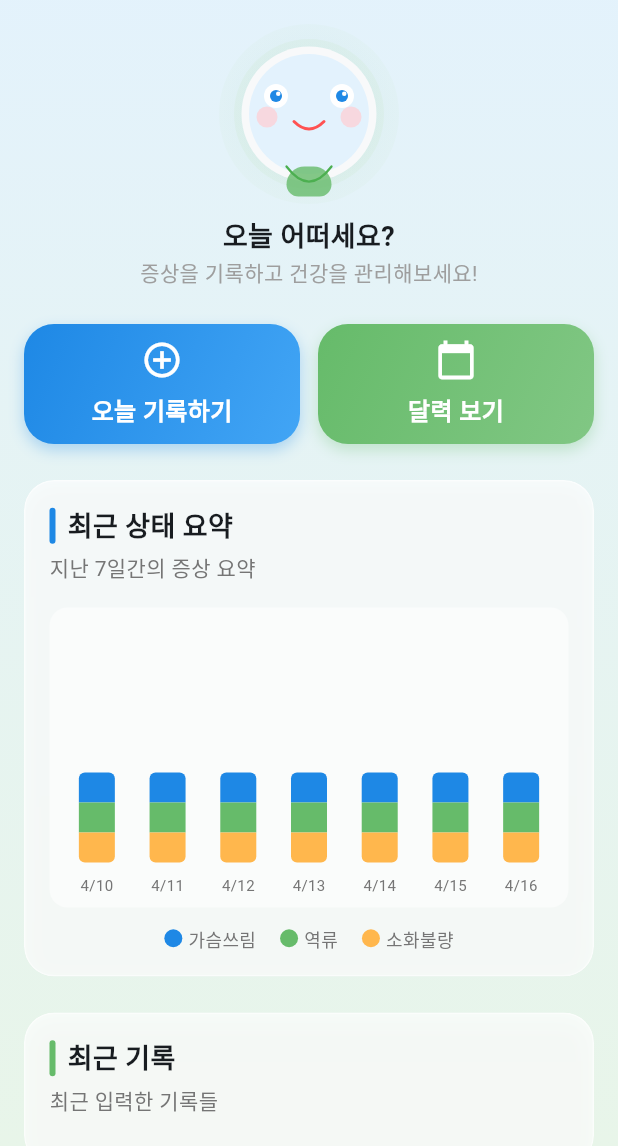
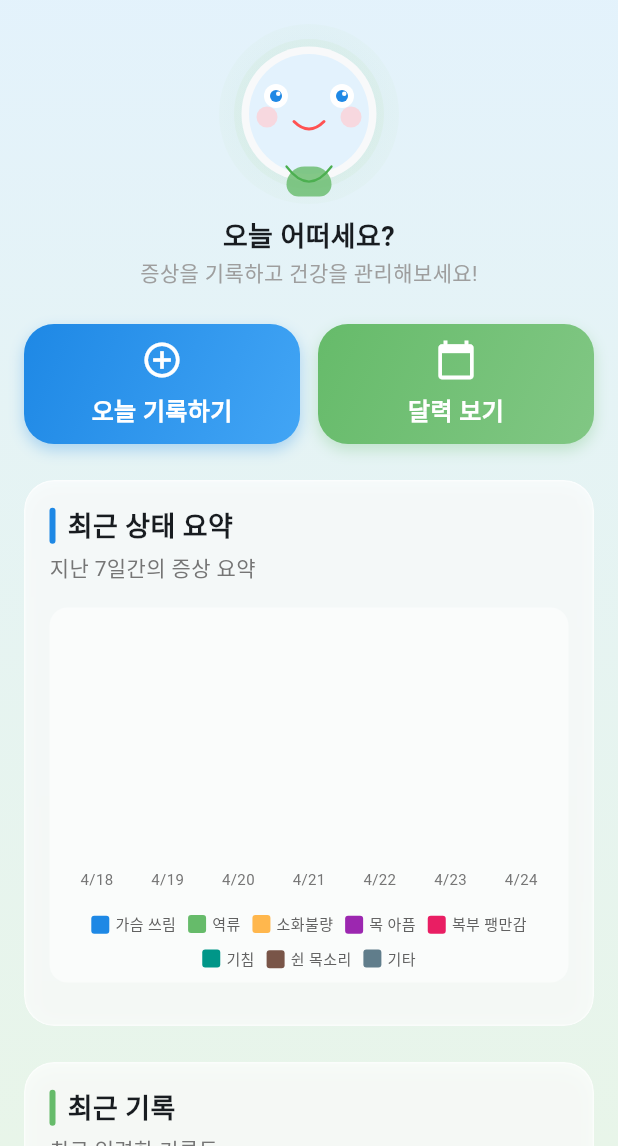
Before and after one commit to pyowonsik/NoGERD, a Flutter app: the screen it shows after launch, on a phone screen of 412 x 824 dp, the part 90-1236 px from its top. Run offline on Flutter 3.47's test engine with Material 3 defaults, Android fonts, the light colour scheme and no system bars; our stand-ins replace freezed_annotation, get_it, hive, hive_flutter, rxdart, table_calendar; accounts and stored records are empty.

Commit message:
feat : pagination

```diff
--- a/lib/features/gerd_record/presentation/pages/home_screen.dart
+++ b/lib/features/gerd_record/presentation/pages/home_screen.dart
@@ -1,7 +1,6 @@
-import 'package:flutter/material.dart';
 import 'package:flutter/material.dart';
 
-import 'package:table_calendar/table_calendar.dart';
+import 'package:intl/intl.dart';
 
 import 'package:no_gerd/features/gerd_record/domain/entities/gerd_record.dart';
 import 'package:no_gerd/features/gerd_record/presentation/viewmodels/gerd_view_model.dart';
@@ -24,11 +23,44 @@ class HomeScreen extends StatefulWidget {
 
 class _HomeScreenState extends State<HomeScreen> {
   final viewModel = GerdViewModel();
+  int currentPage = 0;
+  final int recordsPerPage = 3;
 
   @override
   void initState() {
     super.initState();
     viewModel.loadAllRecords();
+  }
+
+  void _nextPage(int totalRecords) {
+    final maxPage = (totalRecords / recordsPerPage).ceil() - 1;
+    if (currentPage < maxPage) {
+      setState(() {
+        currentPage++;
+      });
+    }
+  }
+
+  void _prevPage() {
+    if (currentPage > 0) {
+      setState(() {
+        currentPage--;
+      });
+    }
+  }
+
+  // 최근 날짜 기준으로 currentPage 설정
+  int _getInitialPage(List<GerdRecord> records) {
+    if (records.isEmpty) return 0;
+    // records를 날짜 내림차순으로 정렬
+    records.sort((a, b) => b.date.compareTo(a.date));
+
+    // 가장 최근 날짜의 기록을 기준으로 페이지 설정
+    final latestRecord = records.first;
+    final index = records.indexOf(latestRecord);
+
+    // 해당 기록이 몇 번째 페이지에 있는지 계산
+    return (index / recordsPerPage).floor();
   }
 
   @override
@@ -38,28 +70,33 @@ class _HomeScreenState extends State<HomeScreen> {
       builder: (context, snapshot) {
         final records = snapshot.data ?? [];
 
+        // 초기 페이지 설정
+        if (currentPage == 0 && records.isNotEmpty) {
+          currentPage = _getInitialPage(records);
+        }
+
+        final start = currentPage * recordsPerPage;
+        final end = (start + recordsPerPage) > records.length
+            ? records.length
+            : (start + recordsPerPage);
+        final pagedRecords = records.sublist(start, end);
+
         return Container(
           decoration: const BoxDecoration(
             gradient: LinearGradient(
               begin: Alignment.topCenter,
               end: Alignment.bottomCenter,
-                colors: [
-                  Color(0xFFE3F2FD),
-                  Color(0xFFE8F5E9)
-                ], // 연한 파란색에서 연한 녹색으로
+              colors: [Color(0xFFE3F2FD), Color(0xFFE8F5E9)],
             ),
           ),
           child: SafeArea(
             child: Column(
               children: [
-                  // 글래스모피즘 앱바
                 const GlassAppBar(),
-                  // 메인 콘텐츠
                 Expanded(
                   child: ListView(
                     padding: const EdgeInsets.all(16),
                     children: [
-                        // 마스코트와 환영 메시지
                       const Mascot(),
                       const SizedBox(height: 8),
                       const Text(
@@ -73,14 +110,9 @@ class _HomeScreenState extends State<HomeScreen> {
                       const Text(
                         '증상을 기록하고 건강을 관리해보세요!',
                         textAlign: TextAlign.center,
-                          style: TextStyle(
-                            fontSize: 14,
-                            color: Colors.grey,
-                          ),
+                        style: TextStyle(fontSize: 14, color: Colors.grey),
                       ),
                       const SizedBox(height: 24),
-
-                        // 빠른 액션 버튼 (기록하기, 달력 보기)
                       Row(
                         children: [
                           Expanded(
@@ -89,7 +121,7 @@ class _HomeScreenState extends State<HomeScreen> {
                               icon: Icons.add_circle_outline,
                               colors: const [
                                 Color(0xFF1E88E5),
-                                  Color(0xFF42A5F5)
+                                Color(0xFF42A5F5),
                               ],
                               onPressed: () {
                                 showDialog(
@@ -107,14 +139,13 @@ class _HomeScreenState extends State<HomeScreen> {
                               icon: Icons.calendar_today,
                               colors: const [
                                 Color(0xFF66BB6A),
-                                  Color(0xFF81C784)
+                                Color(0xFF81C784),
                               ],
                               onPressed: () {
                                 showDialog(
                                   context: context,
-                                    builder: (context) => CalendarModal(
-                                      viewModel: viewModel,
-                                    ),
+                                  builder: (context) =>
+                                      CalendarModal(viewModel: viewModel),
                                 );
                               },
                             ),
@@ -122,8 +153,6 @@ class _HomeScreenState extends State<HomeScreen> {
                         ],
                       ),
                       const SizedBox(height: 24),
-
-                        // 최근 상태 차트
                       GlassCard(
                         title: '최근 상태 요약',
                         subtitle: '지난 7일간의 증상 요약',
@@ -131,49 +160,45 @@ class _HomeScreenState extends State<HomeScreen> {
                         child: Column(
                           children: [
                             SizedBox(
-                                height: 200,
+                              height: 250,
                               child: Chart(records: records),
                             ),
                             const SizedBox(height: 12),
-                              const Row(
-                                mainAxisAlignment: MainAxisAlignment.center,
-                                children: [
-                                  LegendItem(
-                                      text: '가슴쓰림', color: Color(0xFF1E88E5)),
-                                  SizedBox(width: 16),
-                                  LegendItem(
-                                      text: '역류', color: Color(0xFF66BB6A)),
-                                  SizedBox(width: 16),
-                                  LegendItem(
-                                      text: '소화불량', color: Color(0xFFFFB74D))
-                                ],
-                              ),
                           ],
                         ),
                       ),
                       const SizedBox(height: 24),
-
-                        // 최근 기록
                       GlassCard(
                         title: '최근 기록',
                         subtitle: '최근 입력한 기록들',
                         color: const Color(0xFF66BB6A),
                         child: Column(
-                            children: records
-                                .map(
+                          children: [
+                            ...pagedRecords.map(
                               (e) => Column(
                                 children: [
-                                      RecentEntry(
-                                        record: e,
-                                        viewModel: viewModel,
-                                      ),
-                                      const SizedBox(
-                                        height: 12,
-                                      )
+                                  RecentEntry(record: e, viewModel: viewModel),
+                                  const SizedBox(height: 12),
                                 ],
                               ),
-                                )
-                                .toList(),
+                            ),
+                            Row(
+                              mainAxisAlignment: MainAxisAlignment.spaceBetween,
+                              children: [
+                                IconButton(
+                                  icon: const Icon(Icons.arrow_back),
+                                  onPressed: _prevPage,
+                                ),
+                                Text(
+                                  '${records.isEmpty ? 0 : currentPage + 1} / ${(records.length / recordsPerPage).ceil()}',
+                                ),
+                                IconButton(
+                                  icon: const Icon(Icons.arrow_forward),
+                                  onPressed: () => _nextPage(records.length),
+                                ),
+                              ],
+                            ),
+                          ],
                         ),
                       ),
                     ],
@@ -183,6 +208,7 @@ class _HomeScreenState extends State<HomeScreen> {
             ),
           ),
         );
-        });
+      },
+    );
   }
 }
--- a/lib/features/gerd_record/presentation/viewmodels/gerd_view_model.dart
+++ b/lib/features/gerd_record/presentation/viewmodels/gerd_view_model.dart
@@ -26,7 +26,10 @@ class GerdViewModel {
     // 메모리에서도 동일 날짜 기록 제거 후 새로 추가
     final updated = List<GerdRecord>.from(currentRecords)
       ..removeWhere((r) => r.date == record.date)
-      ..insert(0, record); // 최신 기록 맨 앞에
+      ..add(record); // 먼저 추가하고
+
+    // 날짜 기준 정렬 (오름차순: 옛날 → 최신)
+    updated.sort((a, b) => b.date.compareTo(b.date));
 
     _recordsSubject.add(updated);
   }
--- a/lib/features/gerd_record/presentation/widgets/chart.dart
+++ b/lib/features/gerd_record/presentation/widgets/chart.dart
@@ -1,14 +1,84 @@
 import 'package:flutter/material.dart';
 
+import 'package:intl/intl.dart';
+
 import 'package:no_gerd/features/gerd_record/domain/entities/gerd_record.dart';
+import 'package:no_gerd/utils/symptoms_util.dart';
 
 class Chart extends StatelessWidget {
   const Chart({super.key, required this.records});
 
   final List<GerdRecord> records;
 
+  List<Map<String, dynamic>> _processRecords() {
+    // 최근 7일의 날짜 목록 생성
+    final now = DateTime.now();
+    final dates = List.generate(7, (index) {
+      final date = now.subtract(Duration(days: 6 - index));
+      return DateFormat('yyyy년 MM월 dd일').format(date);
+    });
+
+    // 각 날짜별 증상 카운트 계산
+    return dates.map((date) {
+      final dateRecords =
+          records.where((record) => record.date == date).toList();
+
+      // 각 증상별 카운트 계산
+      final symptomCounts =
+          SymptomsUtil.symptoms.map((symptom) {
+            return dateRecords
+                .where((record) => record.symptoms.contains(symptom))
+                .length;
+          }).toList();
+
+      // 날짜 문자열을 DateTime으로 변환
+      final dateParts = date.split(RegExp(r'[년월일]'));
+      final year = int.parse(dateParts[0].trim());
+      final month = int.parse(dateParts[1].trim());
+      final day = int.parse(dateParts[2].trim());
+      final dateTime = DateTime(year, month, day);
+
+      return {
+        'date': DateFormat('M/d').format(dateTime),
+        'counts': symptomCounts,
+      };
+    }).toList();
+  }
+
+  // 차트 바
+  Widget _buildChartBar(Map<String, dynamic> data) {
+    final List<int> counts = data['counts'] as List<int>;
+    // 고정된 스케일 값으로 나누어 비율 계산 (각 증상의 높이를 20으로 나눔)
+    const scale = 16.0;
+
+    return Column(
+      mainAxisAlignment: MainAxisAlignment.end,
+      children:
+          SymptomsUtil.symptoms.asMap().entries.map((entry) {
+            final index = entry.key;
+            final symptom = entry.value;
+            // final isFirst = index == 0;
+            // final isLast = index == symptoms.length - 1;
+
+            return Container(
+              width: 24,
+              height: counts[index] * scale,
+              decoration: BoxDecoration(
+                color: SymptomsUtil.symptomColors[symptom],
+                // borderRadius: const BorderRadius.vertical(
+                // top: isFirst ? const Radius.circular(4) : Radius.zero,
+                // bottom: isLast ? const Radius.circular(4) : Radius.zero,
+                // ),
+              ),
+            );
+          }).toList(),
+    );
+  }
+
   @override
   Widget build(BuildContext context) {
+    final processedData = _processRecords();
+
     return Container(
       decoration: BoxDecoration(
         color: Colors.white.withOpacity(0.5),
@@ -22,76 +92,53 @@ class Chart extends StatelessWidget {
             child: Row(
               crossAxisAlignment: CrossAxisAlignment.end,
               mainAxisAlignment: MainAxisAlignment.spaceAround,
-              children: [
-                _buildChartBar(['4/10', 1, 1, 1]),
-                _buildChartBar(['4/11', 1, 1, 1]),
-                _buildChartBar(['4/12', 1, 1, 1]),
-                _buildChartBar(['4/13', 1, 1, 1]),
-                _buildChartBar(['4/14', 1, 1, 1]),
-                _buildChartBar(['4/15', 1, 1, 1]),
-                _buildChartBar(['4/16', 1, 1, 1]),
-              ],
+              children:
+                  processedData.map((data) {
+                    return _buildChartBar(data);
+                  }).toList(),
             ),
           ),
           const SizedBox(height: 8),
           Row(
             mainAxisAlignment: MainAxisAlignment.spaceAround,
-            children: [
-              Text('4/10',
-                  style: TextStyle(fontSize: 10, color: Colors.grey[600])),
-              Text('4/11',
-                  style: TextStyle(fontSize: 10, color: Colors.grey[600])),
-              Text('4/12',
-                  style: TextStyle(fontSize: 10, color: Colors.grey[600])),
-              Text('4/13',
-                  style: TextStyle(fontSize: 10, color: Colors.grey[600])),
-              Text('4/14',
-                  style: TextStyle(fontSize: 10, color: Colors.grey[600])),
-              Text('4/15',
-                  style: TextStyle(fontSize: 10, color: Colors.grey[600])),
-              Text('4/16',
-                  style: TextStyle(fontSize: 10, color: Colors.grey[600])),
-            ],
+            children:
+                processedData.map((data) {
+                  return Text(
+                    data['date'],
+                    style: TextStyle(fontSize: 10, color: Colors.grey[600]),
+                  );
+                }).toList(),
+          ),
+          const SizedBox(height: 16),
+          // 범례 추가
+          Wrap(
+            spacing: 8,
+            runSpacing: 8,
+            alignment: WrapAlignment.center,
+            children:
+                SymptomsUtil.symptoms.map((symptom) {
+                  return Row(
+                    mainAxisSize: MainAxisSize.min,
+                    children: [
+                      Container(
+                        width: 12,
+                        height: 12,
+                        decoration: BoxDecoration(
+                          color: SymptomsUtil.symptomColors[symptom],
+                          borderRadius: BorderRadius.circular(2),
+                        ),
+                      ),
+                      const SizedBox(width: 4),
+                      Text(
+                        symptom,
+                        style: TextStyle(fontSize: 10, color: Colors.grey[700]),
+                      ),
+                    ],
+                  );
+                }).toList(),
           ),
         ],
       ),
     );
   }
 }
-
-// 차트 바
-Widget _buildChartBar(List<dynamic> data) {
-  String date = data[0] as String;
-  int value1 = data[1] as int;
-  int value2 = data[2] as int;
-  int value3 = data[3] as int;
-
-  return Column(
-    mainAxisAlignment: MainAxisAlignment.end,
-    children: [
-      Container(
-        width: 24,
-        height: value1 * 20.0,
-        decoration: const BoxDecoration(
-          color: Color(0xFF1E88E5),
-          borderRadius: BorderRadius.vertical(top: Radius.circular(4)),
-        ),
-      ),
-      Container(
-        width: 24,
-        height: value2 * 20.0,
-        decoration: const BoxDecoration(
-          color: Color(0xFF66BB6A),
-        ),
-      ),
-      Container(
-        width: 24,
-        height: value3 * 20.0,
-        decoration: const BoxDecoration(
-          color: Color(0xFFFFB74D),
-          borderRadius: BorderRadius.vertical(bottom: Radius.circular(4)),
-        ),
-      ),
-    ],
-  );
-}
--- a/lib/features/gerd_record/presentation/widgets/modals/add_record_modal.dart
+++ b/lib/features/gerd_record/presentation/widgets/modals/add_record_modal.dart
@@ -6,7 +6,9 @@ import 'package:intl/intl.dart';
 
 import 'package:no_gerd/features/gerd_record/domain/entities/gerd_record.dart';
 import 'package:no_gerd/features/gerd_record/presentation/viewmodels/gerd_view_model.dart';
+import 'package:no_gerd/features/gerd_record/presentation/widgets/chart.dart';
 import 'package:no_gerd/utils/status_util.dart';
+import 'package:no_gerd/utils/symptoms_util.dart';
 
 class AddRecordModal extends StatefulWidget {
   final GerdViewModel viewModel;
@@ -23,22 +25,7 @@ class _AddRecordModalState extends State<AddRecordModal> {
   String _selectedStatus = '보통';
   final List<String> _selectedSymptoms = [];
 
-  final List<String> _symptoms = [
-    '가슴 쓰림',
-    '역류',
-    '소화불량',
-    '목 아픔',
-    '복부 팽만감',
-    '기침',
-    '쉰 목소리',
-    '기타',
-  ];
-
-  final List<String> _statuses = [
-    '좋음',
-    '보통',
-    '나쁨',
-  ];
+  final List<String> _statuses = ['좋음', '보통', '나쁨'];
 
   @override
   void dispose() {
@@ -103,7 +90,8 @@ class _AddRecordModalState extends State<AddRecordModal> {
                   Wrap(
                     spacing: 8,
                     runSpacing: 8,
-                    children: _symptoms.map((symptom) {
+                    children:
+                        SymptomsUtil.symptoms.map((symptom) {
                           return FilterChip(
                             label: Text(symptom),
                             selected: _selectedSymptoms.contains(symptom),
@@ -117,21 +105,25 @@ class _AddRecordModalState extends State<AddRecordModal> {
                               });
                             },
                             backgroundColor: Colors.white,
-                        selectedColor:
-                            StatusUtil.primaryColor.withOpacity(0.15),
+                            selectedColor: StatusUtil.primaryColor.withOpacity(
+                              0.15,
+                            ),
                             checkmarkColor: StatusUtil.primaryColor,
                             labelStyle: TextStyle(
-                          color: _selectedSymptoms.contains(symptom)
+                              color:
+                                  _selectedSymptoms.contains(symptom)
                                       ? StatusUtil.primaryColor
                                       : Colors.grey.shade700,
-                          fontWeight: _selectedSymptoms.contains(symptom)
+                              fontWeight:
+                                  _selectedSymptoms.contains(symptom)
                                       ? FontWeight.w600
                                       : FontWeight.normal,
                             ),
                             shape: RoundedRectangleBorder(
                               borderRadius: BorderRadius.circular(20),
                               side: BorderSide(
-                            color: _selectedSymptoms.contains(symptom)
+                                color:
+                                    _selectedSymptoms.contains(symptom)
                                         ? StatusUtil.primaryColor
                                         : Colors.grey.shade300,
                               ),
@@ -153,7 +145,8 @@ class _AddRecordModalState extends State<AddRecordModal> {
                   const SizedBox(height: 8),
                   Row(
                     mainAxisAlignment: MainAxisAlignment.spaceEvenly,
-                    children: _statuses.map((status) {
+                    children:
+                        _statuses.map((status) {
                           final isSelected = _selectedStatus == status;
                           return GestureDetector(
                             onTap: () {
@@ -167,22 +160,27 @@ class _AddRecordModalState extends State<AddRecordModal> {
                                 vertical: 8,
                               ),
                               decoration: BoxDecoration(
-                            color: isSelected
-                                ? StatusUtil.getStatusColor(status)
-                                    .withOpacity(0.15)
+                                color:
+                                    isSelected
+                                        ? StatusUtil.getStatusColor(
+                                          status,
+                                        ).withOpacity(0.15)
                                         : Colors.white,
                                 borderRadius: BorderRadius.circular(20),
                                 border: Border.all(
-                              color: isSelected
+                                  color:
+                                      isSelected
                                           ? StatusUtil.getStatusColor(status)
                                           : Colors.grey.shade300,
                                   width: isSelected ? 2 : 1,
                                 ),
-                            boxShadow: isSelected
+                                boxShadow:
+                                    isSelected
                                         ? [
                                           BoxShadow(
-                                      color: StatusUtil.getStatusColor(status)
-                                          .withOpacity(0.1),
+                                            color: StatusUtil.getStatusColor(
+                                              status,
+                                            ).withOpacity(0.1),
                                             blurRadius: 8,
                                             offset: const Offset(0, 2),
                                           ),
@@ -192,10 +190,12 @@ class _AddRecordModalState extends State<AddRecordModal> {
                               child: Text(
                                 status,
                                 style: TextStyle(
-                              color: isSelected
+                                  color:
+                                      isSelected
                                           ? StatusUtil.getStatusColor(status)
                                           : Colors.grey.shade700,
-                              fontWeight: isSelected
+                                  fontWeight:
+                                      isSelected
                                           ? FontWeight.w600
                                           : FontWeight.normal,
                                 ),
@@ -219,6 +219,7 @@ class _AddRecordModalState extends State<AddRecordModal> {
                   TextFormField(
                     controller: _notesController,
                     maxLines: 3,
+                    maxLength: 300,
                     decoration: InputDecoration(
                       hintText: '오늘의 증상에 대해 자세히 기록해주세요',
                       filled: true,
@@ -233,8 +234,9 @@ class _AddRecordModalState extends State<AddRecordModal> {
                       ),
                       focusedBorder: OutlineInputBorder(
                         borderRadius: BorderRadius.circular(12),
-                        borderSide:
-                            const BorderSide(color: StatusUtil.primaryColor),
+                        borderSide: const BorderSide(
+                          color: StatusUtil.primaryColor,
+                        ),
                       ),
                       contentPadding: const EdgeInsets.all(16),
                     ),
@@ -265,12 +267,12 @@ class _AddRecordModalState extends State<AddRecordModal> {
                       Expanded(
                         child: ElevatedButton(
                           onPressed: () async {
-                            if (_formKey.currentState!.validate() &&
-                                _selectedSymptoms.isNotEmpty) {
+                            if (_formKey.currentState!.validate()) {
                               // 새로운 GerdRecord 생성
                               final newRecord = GerdRecord(
-                                date: DateFormat('yyyy년 MM월 dd일')
-                                    .format(DateTime(2025, 4, 28)),
+                                date: DateFormat(
+                                  'yyyy년 MM월 dd일',
+                                ).format(DateTime(2025, 4, 23)),
                                 //  DateFormat('yyyy년 MM월 dd일')
                                 //     .format(DateTime.now()),
                                 symptoms: _selectedSymptoms,
--- a/lib/injection.dart
+++ b/lib/injection.dart
@@ -23,6 +23,4 @@ Future<void> init() async {
   sl.registerLazySingleton<GerdRecordRepository>(
     () => GerdRecordRepositoryImpl(sl()),
   );
-
-  // 추후 UseCase나 Bloc도 여기 등록 가능
 }
--- /dev/null
+++ b/lib/utils/symptoms_util.dart
@@ -0,0 +1,25 @@
+import 'package:flutter/material.dart';
+
+class SymptomsUtil {
+  // 색상 상수 정의
+  static const List<String> symptoms = [
+    '가슴 쓰림',
+    '역류',
+    '소화불량',
+    '목 아픔',
+    '복부 팽만감',
+    '기침',
+    '쉰 목소리',
+    '기타',
+  ];
+  static const Map<String, Color> symptomColors = {
+    '가슴 쓰림': Color(0xFF1E88E5),
+    '역류': Color(0xFF66BB6A),
+    '소화불량': Color(0xFFFFB74D),
+    '목 아픔': Color(0xFF9C27B0),
+    '복부 팽만감': Color(0xFFE91E63),
+    '기침': Color(0xFF009688),
+    '쉰 목소리': Color(0xFF795548),
+    '기타': Color(0xFF607D8B),
+  };
+}
```
Lines whose indentation alone changed are shown as unchanged.
